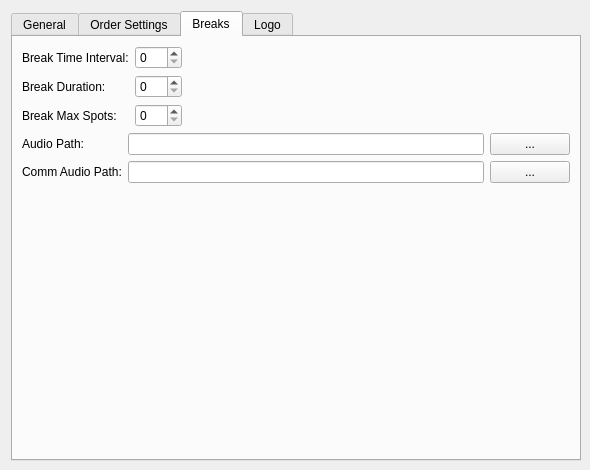
First picture: the form in pixelplan/rave/PixelPlan/setupform.ui, repository pgathogo/raven, before the edit.
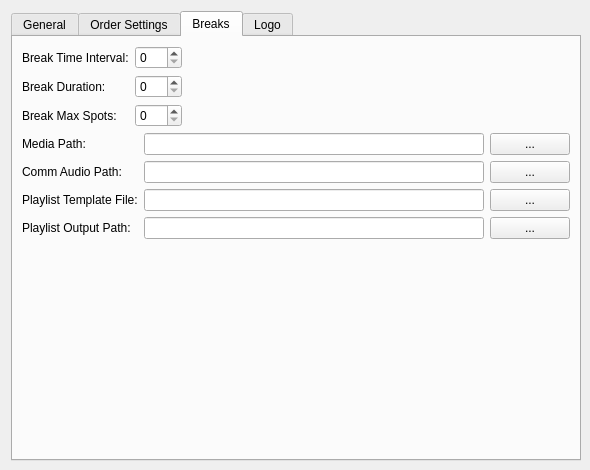
Second picture: the form after the edit.

Patch:
```diff
--- a/pixelplan/rave/PixelPlan/setupform.ui
+++ b/pixelplan/rave/PixelPlan/setupform.ui
@@ -398,10 +398,24 @@
        </item>
        <item>
         <layout class="QGridLayout" name="gridLayout_5">
-         <item row="0" column="0">
-          <widget class="QLabel" name="label_18">
+         <item row="1" column="2">
+          <widget class="QPushButton" name="btnCommAudioPath">
            <property name="text">
-            <string>Audio Path:</string>
+            <string>...</string>
+           </property>
+          </widget>
+         </item>
+         <item row="1" column="0">
+          <widget class="QLabel" name="label_19">
+           <property name="text">
+            <string>Comm Audio Path:</string>
+           </property>
+          </widget>
+         </item>
+         <item row="2" column="0">
+          <widget class="QLabel" name="label_20">
+           <property name="text">
+            <string>Playlist Template File:</string>
            </property>
           </widget>
          </item>
@@ -419,10 +433,10 @@
            </property>
           </widget>
          </item>
-         <item row="1" column="0">
-          <widget class="QLabel" name="label_19">
+         <item row="0" column="0">
+          <widget class="QLabel" name="label_18">
            <property name="text">
-            <string>Comm Audio Path:</string>
+            <string>Media Path:</string>
            </property>
           </widget>
          </item>
@@ -433,8 +447,28 @@
            </property>
           </widget>
          </item>
-         <item row="1" column="2">
-          <widget class="QPushButton" name="btnCommAudioPath">
+         <item row="2" column="2">
+          <widget class="QPushButton" name="btnTemplate">
+           <property name="text">
+            <string>...</string>
+           </property>
+          </widget>
+         </item>
+         <item row="2" column="1">
+          <widget class="QLineEdit" name="edtTemplateFile"/>
+         </item>
+         <item row="3" column="0">
+          <widget class="QLabel" name="label_21">
+           <property name="text">
+            <string>Playlist Output Path:</string>
+           </property>
+          </widget>
+         </item>
+         <item row="3" column="1">
+          <widget class="QLineEdit" name="edtOutputPath"/>
+         </item>
+         <item row="3" column="2">
+          <widget class="QPushButton" name="btnOutputPath">
            <property name="text">
             <string>...</string>
            </property>
```
